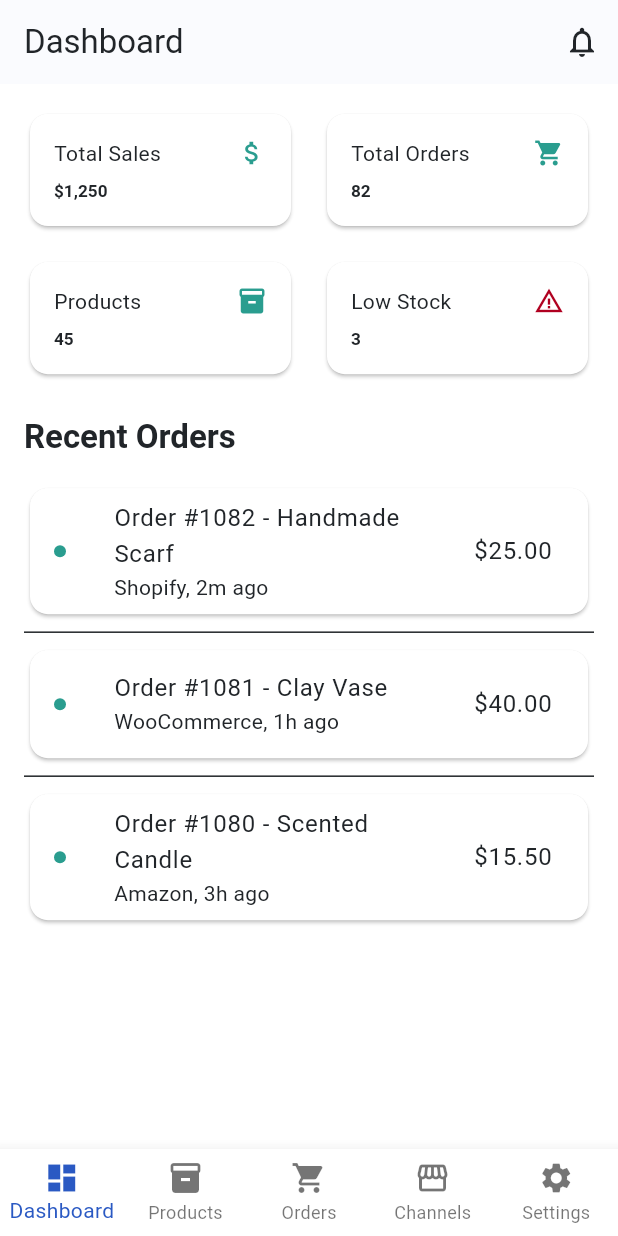
After one commit to RvShivam/inventify, a Flutter app: the MainScreen screen opened directly, on a phone screen of 412 x 824 dp. The commit adds this screen. Run offline on Flutter 3.47's test engine with Material 3 defaults, Android fonts, the phone set to English and light mode, and no system bars.

Commit message:
Dashboard and widgets

```diff
--- /dev/null
+++ b/client/lib/features/dashboard/dashboard_screen.dart
@@ -0,0 +1,80 @@
+import 'package:flutter/material.dart';
+import 'package:inventify/widget/metric_card.dart';
+import 'package:inventify/widget/order_list_item.dart';
+
+class DashboardScreen extends StatelessWidget {
+  const DashboardScreen({super.key});
+
+  @override
+  Widget build(BuildContext context) {
+    final textTheme = Theme.of(context).textTheme;
+    final colorScheme = Theme.of(context).colorScheme;
+
+    final List<Map<String, dynamic>> metricData = [
+      {'title': 'Total Sales', 'value': '\$1,250', 'icon': Icons.attach_money, 'color': colorScheme.secondary},
+      {'title': 'Total Orders', 'value': '82', 'icon': Icons.shopping_cart, 'color': colorScheme.secondary},
+      {'title': 'Products', 'value': '45', 'icon': Icons.inventory_2, 'color': colorScheme.secondary},
+      {'title': 'Low Stock', 'value': '3', 'icon': Icons.warning_amber, 'color': colorScheme.error},
+    ];
+
+    final List<Map<String, dynamic>> recentOrdersData = [
+      {'title': 'Order #1082 - Handmade Scarf', 'subtitle': 'Shopify, 2m ago', 'amount': '\$25.00', 'color': colorScheme.secondary},
+      {'title': 'Order #1081 - Clay Vase', 'subtitle': 'WooCommerce, 1h ago', 'amount': '\$40.00', 'color': colorScheme.secondary},
+      {'title': 'Order #1080 - Scented Candle', 'subtitle': 'Amazon, 3h ago', 'amount': '\$15.50', 'color': colorScheme.secondary},
+    ];
+
+    // The root widget is now the SingleChildScrollView, NOT a Scaffold
+    return SingleChildScrollView(
+      padding: const EdgeInsets.all(16.0),
+      child: LayoutBuilder(
+        builder: (context, constraints) {
+          final isWide = constraints.maxWidth > 600;
+          final crossAxisCount = isWide ? 4 : 2;
+
+          return Column(
+            crossAxisAlignment: CrossAxisAlignment.start,
+            children: [
+              GridView.count(
+                crossAxisCount: crossAxisCount,
+                shrinkWrap: true,
+                physics: const NeverScrollableScrollPhysics(),
+                crossAxisSpacing: 16,
+                mainAxisSpacing: 16,
+                childAspectRatio: 2.2,
+                children: metricData.map((item) {
+                  return MetricCard(
+                    title: item['title'],
+                    value: item['value'],
+                    icon: item['icon'],
+                    iconColor: item['color'],
+                  );
+                }).toList(),
+              ),
+              const SizedBox(height: 24),
+              Text(
+                'Recent Orders',
+                style: textTheme.titleLarge?.copyWith(fontWeight: FontWeight.bold),
+              ),
+              const SizedBox(height: 16),
+              ListView.separated(
+                itemCount: recentOrdersData.length,
+                shrinkWrap: true,
+                physics: const NeverScrollableScrollPhysics(),
+                itemBuilder: (context, index) {
+                  final item = recentOrdersData[index];
+                  return OrderListItem(
+                    title: item['title'],
+                    subtitle: item['subtitle'],
+                    amount: item['amount'],
+                    color: item['color'],
+                  );
+                },
+                separatorBuilder: (context, index) => const Divider(),
+              ),
+            ],
+          );
+        },
+      ),
+    );
+  }
+}
--- a/client/lib/main.dart
+++ b/client/lib/main.dart
@@ -17,7 +17,7 @@ class MyApp extends StatelessWidget {
       theme: lightTheme,
       darkTheme: darkTheme,
       themeMode: ThemeMode.system,
-      home: const LoginScreen(),
+      home: const LoginScreen(), // Start with MainScreen
     );
   }
 }
--- /dev/null
+++ b/client/lib/main_screen.dart
@@ -0,0 +1,70 @@
+import 'package:flutter/material.dart';
+import 'package:inventify/widget/bottom_nav_bar.dart';
+import 'package:inventify/features/dashboard/dashboard_screen.dart';
+
+// Placeholder for screens you haven't built yet
+class PlaceholderScreen extends StatelessWidget {
+  final String title;
+  const PlaceholderScreen({super.key, required this.title});
+
+  @override
+  Widget build(BuildContext context) {
+    return Center(child: Text('$title Screen'));
+  }
+}
+
+
+class MainScreen extends StatefulWidget {
+  const MainScreen({super.key});
+
+  @override
+  State<MainScreen> createState() => _MainScreenState();
+}
+
+class _MainScreenState extends State<MainScreen> {
+  int _currentIndex = 0;
+
+  // List of all the main screens
+  final List<Widget> _screens = [
+    const DashboardScreen(),
+    const PlaceholderScreen(title: 'Products'),
+    const PlaceholderScreen(title: 'Orders'),
+    const PlaceholderScreen(title: 'Channels'),
+    const PlaceholderScreen(title: 'Settings'),
+  ];
+
+  // List of titles for the AppBar
+  final List<String> _titles = [
+    'Dashboard',
+    'Products',
+    'Orders',
+    'Channels',
+    'Settings',
+  ];
+
+  void _onItemTapped(int index) {
+    setState(() {
+      _currentIndex = index;
+    });
+  }
+
+  @override
+  Widget build(BuildContext context) {
+    return Scaffold(
+      appBar: AppBar(
+        title: Text(_titles[_currentIndex]),
+        actions: [
+          IconButton(
+            onPressed: () {},
+            icon: const Icon(Icons.notifications_none),
+          ),
+        ],
+      ),
+      body: _screens[_currentIndex],
+      bottomNavigationBar: BottomNavBar(
+        currentIndex: _currentIndex,
+        onTap: _onItemTapped,
+      ),
+    );
+  }
+}
--- a/client/lib/screens/login_screen.dart
+++ b/client/lib/screens/login_screen.dart
@@ -1,4 +1,5 @@
 import 'package:flutter/material.dart';
+import 'package:inventify/main_screen.dart';
 import 'signup_screen.dart';
 import 'forgot_password.dart';
 
@@ -27,6 +28,9 @@ class _LoginScreenState extends State<LoginScreen> {
       return;
     }
     // TODO: Add your API call logic here
+    Navigator.of(context).pushReplacement(
+      MaterialPageRoute(builder: (context) => const MainScreen()),
+    );
     print('Form is valid! Logging in...');
   }
 
--- /dev/null
+++ b/client/lib/widget/bottom_nav_bar.dart
@@ -0,0 +1,28 @@
+import 'package:flutter/material.dart';
+
+class BottomNavBar extends StatelessWidget {
+  const BottomNavBar({
+    super.key,
+    required this.currentIndex,
+    required this.onTap,
+  });
+
+  final int currentIndex;
+  final ValueChanged<int> onTap;
+
+  @override
+  Widget build(BuildContext context) {
+    return BottomNavigationBar(
+      type: BottomNavigationBarType.fixed,
+      currentIndex: currentIndex,
+      onTap: onTap,
+      items: const [
+        BottomNavigationBarItem(icon: Icon(Icons.dashboard), label: 'Dashboard'),
+        BottomNavigationBarItem(icon: Icon(Icons.inventory_2), label: 'Products'),
+        BottomNavigationBarItem(icon: Icon(Icons.shopping_cart), label: 'Orders'),
+        BottomNavigationBarItem(icon: Icon(Icons.storefront), label: 'Channels'),
+        BottomNavigationBarItem(icon: Icon(Icons.settings), label: 'Settings'),
+      ],
+    );
+  }
+}
--- /dev/null
+++ b/client/lib/widget/metric_card.dart
@@ -0,0 +1,49 @@
+import 'package:flutter/material.dart';
+
+class MetricCard extends StatelessWidget {
+  const MetricCard({
+    super.key,
+    required this.title,
+    required this.value,
+    required this.icon,
+    required this.iconColor,
+  });
+
+  final String title;
+  final String value;
+  final IconData icon;
+  final Color iconColor;
+
+  @override
+  Widget build(BuildContext context) {
+    final textTheme = Theme.of(context).textTheme;
+    return Card(
+      child: Padding(
+        padding: const EdgeInsets.all(16.0),
+        child: Column(
+          crossAxisAlignment: CrossAxisAlignment.start,
+          children: [
+            Row(
+              mainAxisAlignment: MainAxisAlignment.spaceBetween,
+              children: [
+                Text(title, style: textTheme.bodyMedium),
+                Icon(icon, color: iconColor, size: 20),
+              ],
+            ),
+            const SizedBox(height: 8),
+            Expanded(
+              child: FittedBox(
+                fit: BoxFit.scaleDown,
+                alignment: Alignment.centerLeft,
+                child: Text(
+                  value,
+                  style: textTheme.headlineMedium?.copyWith(fontWeight: FontWeight.bold),
+                ),
+              ),
+            ),
+          ],
+        ),
+      ),
+    );
+  }
+}
--- /dev/null
+++ b/client/lib/widget/order_list_item.dart
@@ -0,0 +1,31 @@
+import 'package:flutter/material.dart';
+
+class OrderListItem extends StatelessWidget {
+  const OrderListItem({
+    super.key,
+    required this.title,
+    required this.subtitle,
+    required this.amount,
+    required this.color,
+  });
+
+  final String title;
+  final String subtitle;
+  final String amount;
+  final Color color;
+
+  @override
+  Widget build(BuildContext context) {
+    return Card(
+      child: ListTile(
+        leading: CircleAvatar(
+          radius: 4,
+          backgroundColor: color,
+        ),
+        title: Text(title, style: Theme.of(context).textTheme.bodyLarge),
+        subtitle: Text(subtitle),
+        trailing: Text(amount, style: Theme.of(context).textTheme.bodyLarge),
+      ),
+    );
+  }
+}
```
Also changed, not shown: client/lib/screens/dashboard_content.dart (deleted, +0 -135 lines), 1 other file.
